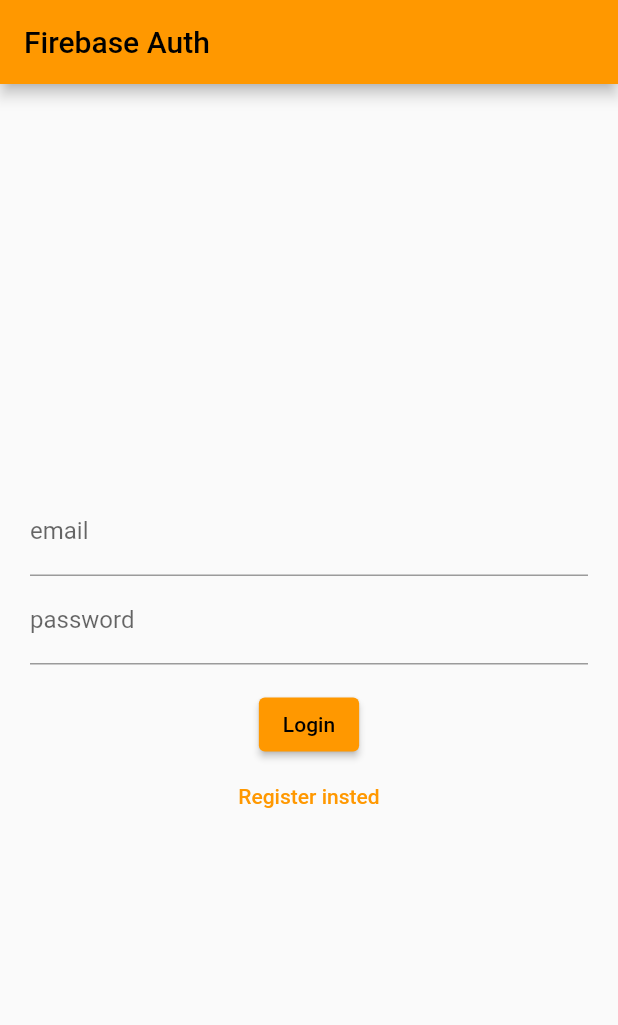
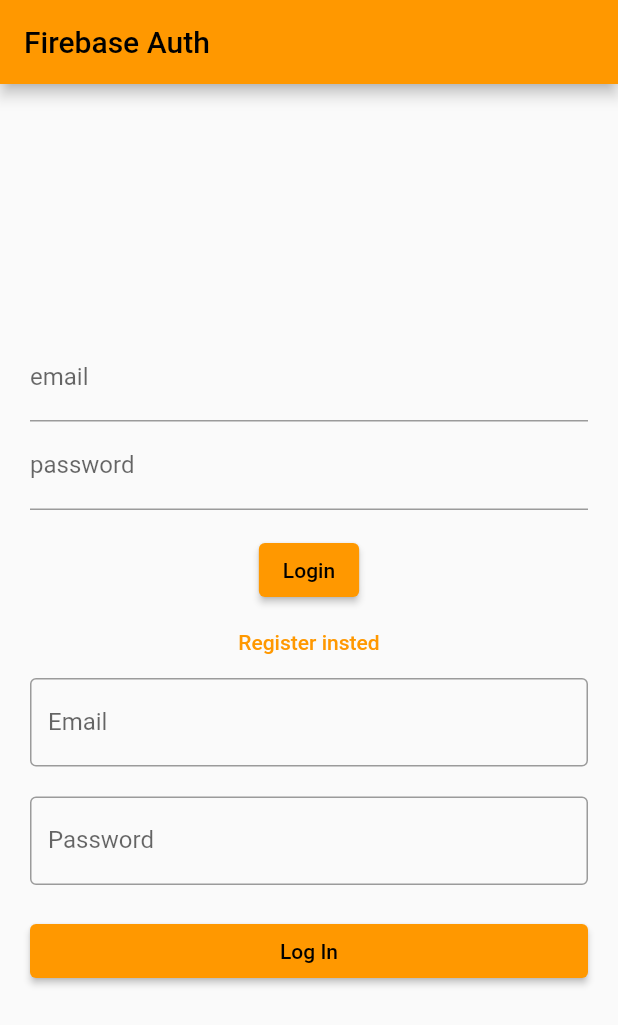
Before and after one commit to FritschGergo/bucketlist, a Flutter app: the screen it shows after launch, on a phone screen of 412 x 824 dp. Shown: the top 1025 px of the screen. Run offline on Flutter 3.47's test engine with Material 2 defaults, Android fonts, the phone set to English and light mode, and no system bars; our stand-ins replace firebase_auth, firebase_core; accounts and stored records are empty.

Commit message:
Add separate login and signup pages

```diff
--- /dev/null
+++ b/lib/pages/auth/login.dart
@@ -0,0 +1,95 @@
+import 'package:firebase_auth/firebase_auth.dart';
+import 'package:flutter/material.dart';
+
+class Login extends StatefulWidget {
+  const Login({super.key});
+
+  @override
+  State<Login> createState() => _LoginState();
+}
+
+class _LoginState extends State<Login> {
+  final _formKey = GlobalKey<FormState>();
+  final TextEditingController _emailController = TextEditingController();
+  final TextEditingController _passwordController = TextEditingController();
+  FirebaseAuthException? _authException;
+
+  Future<void> login(
+    String email,
+    String password,
+  ) async {
+    try {
+      await FirebaseAuth.instance.signInWithEmailAndPassword(
+        email: email,
+        password: password,
+      );
+    } on FirebaseAuthException catch (e) {
+      //TODO somthing wirh error
+    }
+  }
+
+  @override
+  Widget build(BuildContext context) {
+    return Form(
+        key: _formKey,
+        child: Column(
+          crossAxisAlignment: CrossAxisAlignment.stretch,
+          children: [
+            _buildTextField(
+              label: "Email",
+              controller: _emailController,
+              validator: (text) =>
+                  _authException?.code == "email-already-in-use"
+                      ? "Email is already in use"
+                      : null,
+              onChange: (text) {
+                _authException = null;
+                _formKey.currentState!.validate();
+              },
+            ),
+            const SizedBox(
+              height: 20.0,
+            ),
+            _buildTextField(
+              label: "Password",
+              controller: _passwordController,
+              validator: (text) => _authException?.code == "weak-password"
+                  ? "Password is too weak"
+                  : null,
+              onChange: (text) {
+                _authException = null;
+                _formKey.currentState!.validate();
+              },
+              isSecret: true,
+            ),
+            const SizedBox(
+              height: 20.0,
+            ),
+            ElevatedButton(
+              onPressed: () =>
+                  login(_emailController.text, _passwordController.text),
+              child: const Text('Log In'),
+            ),
+          ],
+        ));
+  }
+
+  Widget _buildTextField(
+          {required String label,
+          TextEditingController? controller,
+          Function(String)? onChange,
+          String? Function(String? value)? validator,
+          bool isSecret = false}) =>
+      TextFormField(
+        validator: validator,
+        controller: controller,
+        decoration: InputDecoration(
+          labelText: label,
+          border: const OutlineInputBorder(),
+        ),
+        obscureText: isSecret,
+        enableSuggestions: !isSecret,
+        autocorrect: !isSecret,
+        onChanged: onChange,
+      );
+}
--- a/lib/pages/login_register_page.dart
+++ b/lib/pages/login_register_page.dart
@@ -1,3 +1,5 @@
+import 'package:bucketlist/pages/auth/login.dart';
+import 'package:bucketlist/pages/auth/sign_up.dart';
 import 'package:firebase_auth/firebase_auth.dart';
 import 'package:flutter/material.dart';
 import '../auth.dart';
@@ -7,11 +9,9 @@
 
   @override
   State<LoginPage> createState() => _LoginPageState();
-
 }
 
 class _LoginPageState extends State<LoginPage> {
-
   String? errorMessage = '';
   bool isLogin = true;
 
@@ -19,41 +19,39 @@
   final TextEditingController _controllerPassword = TextEditingController();
 
   Future<void> signInWithEmailAndPassword() async {
-    try{
+    try {
       await Auth().signInWithEmailAndPassword(
         email: _controllerEmail.text,
         password: _controllerPassword.text,
       );
     } on FirebaseAuthException catch (e) {
-      setState(( ){
+      setState(() {
         errorMessage = e.message;
       });
-
     }
   }
 
   Future<void> createUserWithEmailAndPassword() async {
-    try{
+    try {
       await Auth().createUserWithEmailAndPassword(
         email: _controllerEmail.text,
         password: _controllerPassword.text,
       );
     } on FirebaseAuthException catch (e) {
-      setState(( ){
+      setState(() {
         errorMessage = e.message;
       });
-
     }
   }
 
-  Widget _title(){
+  Widget _title() {
     return const Text('Firebase Auth');
   }
 
   Widget _entryField(
     String title,
     TextEditingController controller,
-  ){
+  ) {
     return TextField(
       controller: controller,
       decoration: InputDecoration(
@@ -62,31 +60,31 @@
     );
   }
 
-  Widget _errorMessage(){
-    return Text(errorMessage ==  '' ? '' : 'Humm ? $errorMessage');
+  Widget _errorMessage() {
+    return Text(errorMessage == '' ? '' : 'Humm ? $errorMessage');
   }
 
   Widget _submitButton() {
     return ElevatedButton(
-      onPressed: isLogin ? signInWithEmailAndPassword : createUserWithEmailAndPassword,
+      onPressed:
+          isLogin ? signInWithEmailAndPassword : createUserWithEmailAndPassword,
       child: Text(isLogin ? 'Login' : 'Register'),
     );
   }
 
-  Widget _loginOrRegisterButton(){
+  Widget _loginOrRegisterButton() {
     return TextButton(
-      onPressed:(){
+      onPressed: () {
         setState(() {
           isLogin = !isLogin;
         });
-      }, child: Text(isLogin ? 'Register insted' : 'Login insted'),
+      },
+      child: Text(isLogin ? 'Register insted' : 'Login insted'),
     );
-
   }
 
-
   @override
-  Widget build(BuildContext context){
+  Widget build(BuildContext context) {
     return Scaffold(
       appBar: AppBar(
         title: _title(),
@@ -104,11 +102,10 @@
               _errorMessage(),
               _submitButton(),
               _loginOrRegisterButton(),
-          ]
-        ),
+              // const SignUp(),
+              const Login(),
+            ]),
       ),
     );
-
   }
-
 }
```
Also changed, not shown: lib/pages/auth/sign_up.dart (added, +119 -0 lines), 9 other files. Lines whose indentation alone changed are shown as unchanged.
